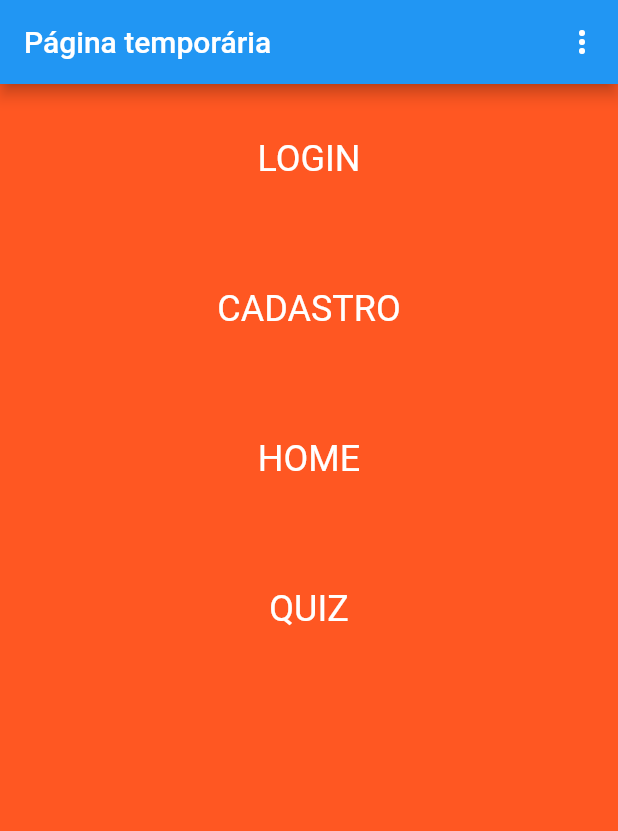
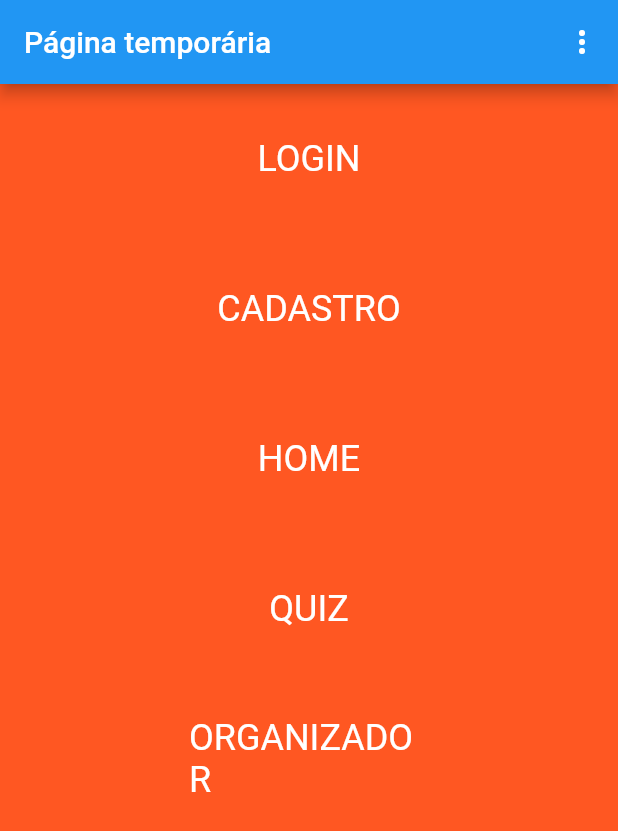
Before and after one commit to anecba/MeuGerenciadorArquivos, a Flutter app: the screen it shows after launch, on a phone screen of 412 x 824 dp. Shown: the top 831 px of the screen. Run offline on Flutter 3.47's test engine with Material 2 defaults, Android fonts, the phone set to English and light mode, and no system bars; missing offline and left inert: flutter_file_manager, simple_permissions.

```diff
--- a/lib/main.dart
+++ b/lib/main.dart
@@ -5,6 +5,8 @@ import 'package:tccgerenciadorapp/Login/login.dart';
 import 'package:tccgerenciadorapp/Home/home.dart';
 import 'package:tccgerenciadorapp/constantes';
 import 'package:tccgerenciadorapp/Quiz/TelaQuiz.dart';
+import 'package:tccgerenciadorapp/GerenciadorArquivos/telaGerenciarArquivos.dart';
+
 
 void main() => runApp(Profile());
 
@@ -98,10 +100,8 @@ class _MainPageState extends State<MainPage> {
                   alignment: Alignment.center,
                   child: GestureDetector(
                     onTap: () {
-                      Navigator.push(
-                          context,
-                          MaterialPageRoute(
-                              builder: (context) => (HomeApp())));
+                      Navigator.push(context,
+                          MaterialPageRoute(builder: (context) => (HomeApp())));
                     },
                     child: Text(
                       'HOME',
@@ -125,6 +125,23 @@ class _MainPageState extends State<MainPage> {
                   ),
                 ),
               ),
+              Container(
+                height: 100,
+                width: 160,
+                alignment: Alignment.center,
+                child: GestureDetector(
+                  onTap: () {
+                    Navigator.push(
+                        context,
+                        MaterialPageRoute(
+                            builder: (context) => (OrganizadorApp())));
+                  },
+                  child: Text(
+                    'ORGANIZADOR',
+                    style: TextStyle(color: Colors.white, fontSize: 24),
+                  ),
+                ),
+              )
             ],
           ),
         ),
--- a/pubspec.yaml
+++ b/pubspec.yaml
@@ -19,6 +19,11 @@ environment:
 dependencies:
   flutter:
     sdk: flutter
+
+  simple_permissions: ^0.1.9
+  path: 1.6.2
+  path_provider: 0.5.0+1
+  flutter_file_manager: ^0.2.0
 
   sqflite: ^1.1.0
   flutter_staggered_grid_view: "^0.2.7"
```
Also changed, not shown: lib/GerenciadorArquivos/telaGerenciarArquivos.dart (added, +50 -0 lines), pubspec.lock, 1 other file.
